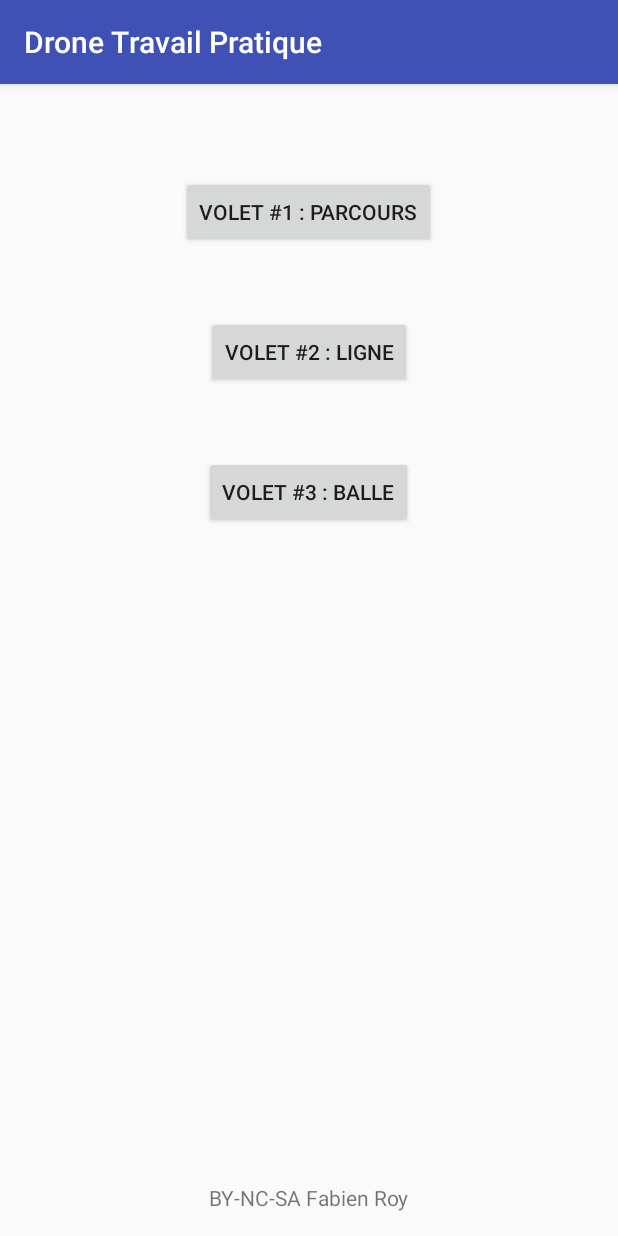
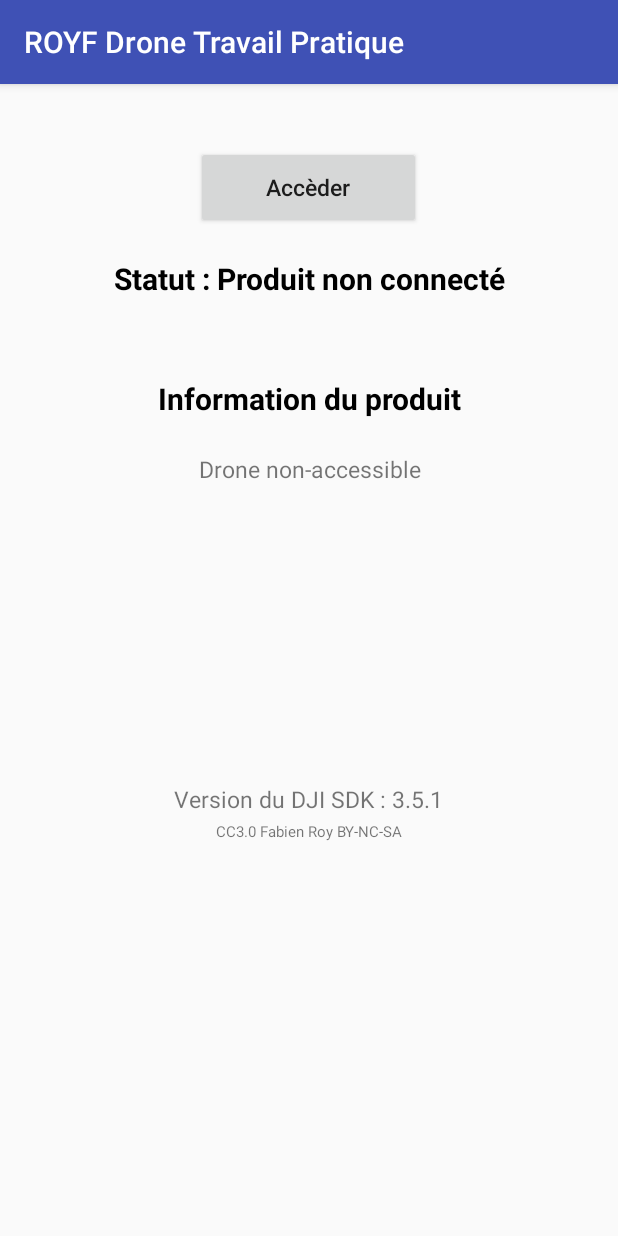
Before and after one commit to fabien-roy/dji-mobile-sdk-example, an Android app: the screen it shows after launch (ActivityMain), on a phone screen of 412 x 824 dp. Run offline under Robolectric (Android 15) with nearby library versions, the phone set to English and light mode, and no system bars.

Commit message:
Restarted from scratch Has all libraries Built basic app Need to finish MainContent and MainActivity

```diff
--- a/app/src/main/java/net/info420/fabien/dronetravailpratique/ActivityMain.java
+++ /dev/null
@@ -1,42 +0,0 @@
-package net.info420.fabien.dronetravailpratique;
-
-import android.content.Intent;
-import android.os.Bundle;
-import android.support.v7.app.AppCompatActivity;
-import android.view.View;
-import android.widget.Button;
-
-public class ActivityMain extends AppCompatActivity implements View.OnClickListener {
-  Button activity_main_btn_obj1;
-  Button activity_main_btn_obj2;
-  Button activity_main_btn_obj3;
-
-  Intent intent_service_objective1_step1 = new Intent(this, IntentServiceObj1Step1.class);
-
-  @Override
-  protected void onCreate(Bundle savedInstanceState) {
-    super.onCreate(savedInstanceState);
-    setContentView(R.layout.activity_main);
-
-    activity_main_btn_obj1 = (Button) findViewById(R.id.activity_main_btn_obj1);
-    activity_main_btn_obj2 = (Button) findViewById(R.id.activity_main_btn_obj2);
-    activity_main_btn_obj3 = (Button) findViewById(R.id.activity_main_btn_obj3);
-
-    activity_main_btn_obj1.setOnClickListener(this);
-    activity_main_btn_obj2.setOnClickListener(this);
-    activity_main_btn_obj3.setOnClickListener(this);
-  }
-
-  @Override
-  public void onClick(View view) {
-    switch(view.getId()) {
-      case R.id.activity_main_btn_obj1:
-        startService(intent_service_objective1_step1);
-        break;
-      case R.id.activity_main_btn_obj2:
-        break;
-      case R.id.activity_main_btn_obj3:
-        break;
-    }
-  }
-}
--- /dev/null
+++ b/app/src/main/java/net/info420/fabien/dronetravailpratique/common/ActivityMain.java
@@ -0,0 +1,47 @@
+package net.info420.fabien.dronetravailpratique.common;
+
+import android.Manifest;
+import android.os.Build;
+import android.os.Bundle;
+import android.support.v4.app.ActivityCompat;
+import android.support.v7.app.AppCompatActivity;
+import android.util.Log;
+import android.view.View;
+
+import net.info420.fabien.dronetravailpratique.R;
+
+public class ActivityMain extends AppCompatActivity implements View.OnClickListener {
+
+  public static final String TAG = ActivityMain.class.getName();
+
+  @Override
+  protected void onCreate(Bundle savedInstanceState) {
+    super.onCreate(savedInstanceState);
+
+    Log.d(TAG, "onCreate()");
+
+    // On vérifie les permissions
+    if (Build.VERSION.SDK_INT >= Build.VERSION_CODES.M) {
+      ActivityCompat.requestPermissions(this,
+        new String[]{Manifest.permission.WRITE_EXTERNAL_STORAGE, Manifest.permission.VIBRATE,
+          Manifest.permission.INTERNET, Manifest.permission.ACCESS_WIFI_STATE,
+          Manifest.permission.WAKE_LOCK, Manifest.permission.ACCESS_COARSE_LOCATION,
+          Manifest.permission.ACCESS_NETWORK_STATE, Manifest.permission.ACCESS_FINE_LOCATION,
+          Manifest.permission.CHANGE_WIFI_STATE, Manifest.permission.MOUNT_UNMOUNT_FILESYSTEMS,
+          Manifest.permission.READ_EXTERNAL_STORAGE, Manifest.permission.SYSTEM_ALERT_WINDOW,
+          Manifest.permission.READ_PHONE_STATE,
+        }
+        , 1);
+    }
+
+    setContentView(R.layout.activity_main);
+  }
+
+  @Override
+  public void onClick(View view) {
+    switch(view.getId()) {
+      case 1:
+        break;
+    }
+  }
+}
--- /dev/null
+++ b/app/src/main/java/net/info420/fabien/dronetravailpratique/common/ContentMain.java
@@ -0,0 +1,18 @@
+package net.info420.fabien.dronetravailpratique.common;
+
+import android.content.Context;
+import android.util.AttributeSet;
+import android.widget.RelativeLayout;
+
+/**
+ * Created by fabien on 17-02-14.
+ */
+
+public class ContentMain extends RelativeLayout {
+
+  public static final String TAG = ContentMain.class.getName();
+
+  public ContentMain(Context context, AttributeSet attrs) {
+    super(context, attrs);
+  }
+}
--- a/app/src/main/res/layout/activity_main.xml
+++ b/app/src/main/res/layout/activity_main.xml
@@ -9,38 +9,15 @@
   android:paddingLeft="@dimen/activity_horizontal_margin"
   android:paddingRight="@dimen/activity_horizontal_margin"
   android:paddingTop="@dimen/activity_vertical_margin"
-  tools:context="net.info420.fabien.dronetravailpratique.ActivityMain">
+  tools:context="net.info420.fabien.dronetravailpratique.common.ActivityMain">
 
-  <TextView
-    android:layout_width="wrap_content"
-    android:layout_height="wrap_content"
-    android:text="BY-NC-SA Fabien Roy"
-    android:layout_alignParentBottom="true"
-    android:layout_centerHorizontal="true"/>
+  <FrameLayout
+    android:layout_width="match_parent"
+    android:layout_height="match_parent"
+    android:id="@+id/framelayout_content">
 
-  <Button
-    android:text="Volet #3 : Balle"
-    android:layout_width="wrap_content"
-    android:layout_height="wrap_content"
-    android:layout_marginTop="45dp"
-    android:id="@+id/activity_main_btn_obj3"
-    android:layout_below="@+id/activity_main_btn_obj2"
-    android:layout_centerHorizontal="true"/>
+    <include layout="@layout/content_main"/>
 
-  <Button
-    android:text="Volet #2 : Ligne"
-    android:layout_width="wrap_content"
-    android:layout_height="wrap_content"
-    android:layout_marginTop="45dp"
-    android:id="@+id/activity_main_btn_obj2"
-    android:layout_below="@+id/activity_main_btn_obj1"
-    android:layout_centerHorizontal="true"/>
+  </FrameLayout>
 
-  <Button
-    android:text="Volet #1 : Parcours"
-    android:layout_width="wrap_content"
-    android:layout_height="wrap_content"
-    android:layout_marginTop="45dp"
-    android:id="@+id/activity_main_btn_obj1"
-    android:layout_centerHorizontal="true"/>
 </RelativeLayout>
--- /dev/null
+++ b/app/src/main/res/layout/content_main.xml
@@ -0,0 +1,73 @@
+<?xml version="1.0" encoding="utf-8"?>
+<net.info420.fabien.dronetravailpratique.common.ContentMain xmlns:android="http://schemas.android.com/apk/res/android"
+                                                            android:layout_width="match_parent"
+                                                            android:layout_height="match_parent"
+                                                            android:orientation="vertical"
+                                                            android:clickable="true">
+
+  <TextView
+    android:id="@+id/text_connection_status"
+    android:layout_width="wrap_content"
+    android:layout_height="wrap_content"
+    android:layout_centerHorizontal="true"
+    android:layout_marginTop="100dp"
+    android:gravity="center"
+    android:text="Statut : Produit non connecté"
+    android:textColor="@android:color/black"
+    android:textSize="20dp"
+    android:textStyle="bold"/>
+
+  <TextView
+    android:id="@+id/text_product_info"
+    android:layout_width="wrap_content"
+    android:layout_height="wrap_content"
+    android:layout_centerHorizontal="true"
+    android:layout_marginTop="180dp"
+    android:text="@string/product_information"
+    android:textColor="@android:color/black"
+    android:textSize="20dp"
+    android:gravity="center"
+    android:textStyle="bold"
+    />
+
+  <TextView
+    android:id="@+id/text_model_available"
+    android:layout_width="match_parent"
+    android:layout_height="wrap_content"
+    android:layout_centerHorizontal="true"
+    android:gravity="center"
+    android:layout_marginTop="230dp"
+    android:text="@string/model_not_available"
+    android:textSize="15dp"/>
+
+
+  <Button
+    android:id="@+id/btn_open"
+    android:layout_width="150dp"
+    android:layout_height="55dp"
+    android:layout_centerHorizontal="true"
+    android:textAllCaps="false"
+    android:layout_marginTop="25dp"
+    android:text="Accèder"
+    android:textSize="15dp"
+    />
+
+  <TextView
+    android:layout_width="wrap_content"
+    android:layout_height="wrap_content"
+    android:layout_centerHorizontal="true"
+    android:layout_marginTop="450dp"
+    android:text="@string/sdk_version"
+    android:textSize="15dp"
+    />
+
+  <TextView
+    android:layout_width="wrap_content"
+    android:layout_height="wrap_content"
+    android:layout_centerHorizontal="true"
+    android:layout_marginTop="475dp"
+    android:text="@string/app_license"
+    android:textSize="10dp"
+    />
+
+</net.info420.fabien.dronetravailpratique.common.ContentMain>
--- a/app/src/main/res/values/strings.xml
+++ b/app/src/main/res/values/strings.xml
@@ -1,4 +1,10 @@
 <resources>
-  <string name="app_name">Drone Travail Pratique</string>
-  <string name="title_activity_test1">Test1Activity</string>
+  <string name="app_name">ROYF Drone Travail Pratique</string>
+  <string name="app_license">CC3.0 Fabien Roy BY-NC-SA</string>
+
+  <string name="sdk_version">Version du DJI SDK : 3.5.1</string>
+
+  <!-- Interface du ActivityMain -->
+  <string name="model_not_available">Drone non-accessible</string>
+  <string name="product_information">Information du produit</string>
 </resources>
```
Also changed, not shown: app/src/main/AndroidManifest.xml (+36 -13 lines), app/src/main/java/net/info420/fabien/dronetravailpratique/ApplicationDrone.java (deleted, +0 -18 lines), app/src/main/java/net/info420/fabien/dronetravailpratique/IntentServiceObj1Step1.java (deleted, +0 -21 lines), app/src/main/java/net/info420/fabien/dronetravailpratique/common/ApplicationDrone.java (added, +18 -0 lines), app/src/main/res/layout/activity_test1.xml (deleted, +0 -35 lines), app/src/main/res/layout/content_test1.xml (deleted, +0 -17 lines), 44 other files.
